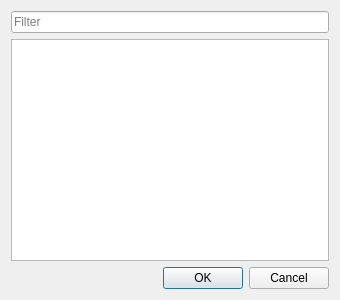
The window that src/addlangdialog.ui (crow-translate/crow-translate) describes before a commit, drawn with Qt 5.
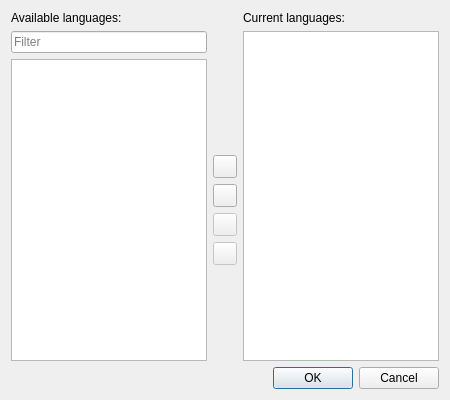
The same window after the commit. Icons and pictures are not drawn.

Commit message: Add full control over used languages, closes #26

Diff of the .ui file:
```diff
--- a/src/addlangdialog.ui
+++ b/src/addlangdialog.ui
@@ -6,8 +6,8 @@
    <rect>
     <x>0</x>
     <y>0</y>
-    <width>340</width>
-    <height>300</height>
+    <width>450</width>
+    <height>400</height>
    </rect>
   </property>
   <property name="windowTitle">
@@ -17,8 +17,38 @@
    <iconset theme="preferences-desktop-locale">
     <normaloff>.</normaloff>.</iconset>
   </property>
-  <layout class="QVBoxLayout" name="verticalLayout">
-   <item>
+  <layout class="QGridLayout" name="gridLayout">
+   <item row="2" column="1" alignment="Qt::AlignBottom">
+    <widget class="QToolButton" name="moveRightButton">
+     <property name="icon">
+      <iconset theme="arrow-right">
+       <normaloff>.</normaloff>.</iconset>
+     </property>
+    </widget>
+   </item>
+   <item row="5" column="1" alignment="Qt::AlignTop">
+    <widget class="QToolButton" name="moveDownButton">
+     <property name="enabled">
+      <bool>false</bool>
+     </property>
+     <property name="icon">
+      <iconset theme="arrow-down">
+       <normaloff>.</normaloff>.</iconset>
+     </property>
+    </widget>
+   </item>
+   <item row="1" column="2" rowspan="5">
+    <widget class="QListWidget" name="currentLanguagesListWidget"/>
+   </item>
+   <item row="3" column="1">
+    <widget class="QToolButton" name="moveLeftButton">
+     <property name="icon">
+      <iconset theme="arrow-left">
+       <normaloff>.</normaloff>.</iconset>
+     </property>
+    </widget>
+   </item>
+   <item row="1" column="0">
     <widget class="QLineEdit" name="searchEdit">
      <property name="placeholderText">
       <string>Filter</string>
@@ -28,14 +58,51 @@
      </property>
     </widget>
    </item>
-   <item>
-    <widget class="QListWidget" name="langListWidget">
+   <item row="4" column="1">
+    <widget class="QToolButton" name="moveUpButton">
+     <property name="enabled">
+      <bool>false</bool>
+     </property>
+     <property name="icon">
+      <iconset theme="arrow-up">
+       <normaloff>.</normaloff>.</iconset>
+     </property>
+    </widget>
+   </item>
+   <item row="2" column="0" rowspan="4">
+    <widget class="QListWidget" name="availableLanguagesListWidget">
      <property name="sortingEnabled">
       <bool>true</bool>
      </property>
     </widget>
    </item>
-   <item>
+   <item row="0" column="0">
+    <widget class="QLabel" name="availableLanguagesLabel">
+     <property name="sizePolicy">
+      <sizepolicy hsizetype="Preferred" vsizetype="Maximum">
+       <horstretch>0</horstretch>
+       <verstretch>0</verstretch>
+      </sizepolicy>
+     </property>
+     <property name="text">
+      <string>Available languages:</string>
+     </property>
+    </widget>
+   </item>
+   <item row="0" column="2">
+    <widget class="QLabel" name="currentLanguagesLabel">
+     <property name="sizePolicy">
+      <sizepolicy hsizetype="Preferred" vsizetype="Maximum">
+       <horstretch>0</horstretch>
+       <verstretch>0</verstretch>
+      </sizepolicy>
+     </property>
+     <property name="text">
+      <string>Current languages:</string>
+     </property>
+    </widget>
+   </item>
+   <item row="6" column="0" colspan="3">
     <widget class="QDialogButtonBox" name="dialogButtonBox">
      <property name="standardButtons">
       <set>QDialogButtonBox::Cancel|QDialogButtonBox::Ok</set>
```
Left out of the diff: 89 changed lines with no effect on the pictures. The commit also changes 23 other files.
